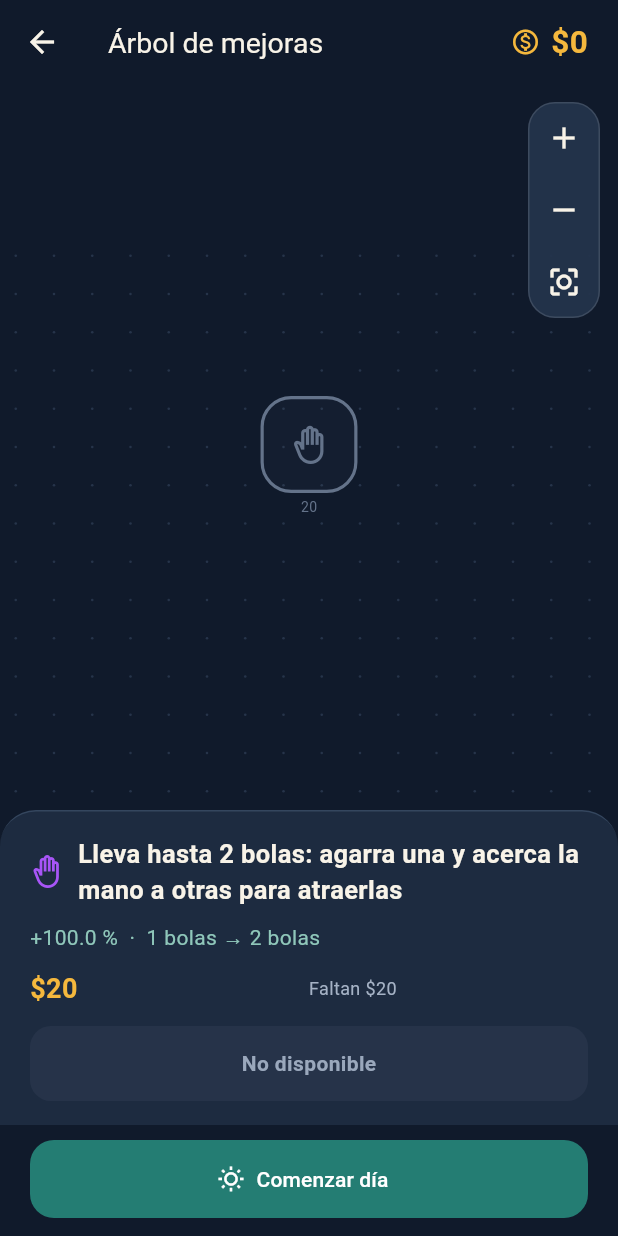
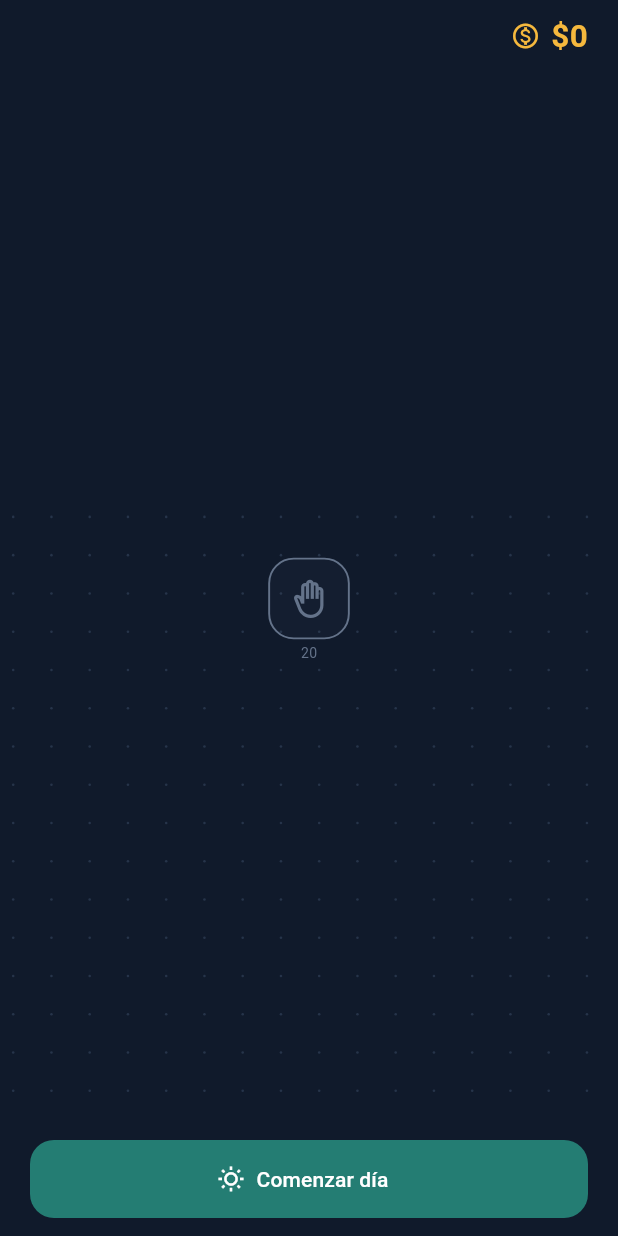
Before and after one commit to migdlp/incremental_hole_game, a Flutter app: the screen it shows after launch, after a tap on "Ir al árbol de mejoras", on a phone screen of 412 x 824 dp. Run offline on Flutter 3.47's test engine with Material 3 defaults, Android fonts, the phone set to English and light mode, and no system bars; our stand-ins replace shared_preferences; missing offline and left inert: flame.

Commit message:
feat: compactar el árbol y comprar en un segundo

```diff
--- a/lib/features/upgrades/domain/skill_tree.dart
+++ b/lib/features/upgrades/domain/skill_tree.dart
@@ -16,23 +16,23 @@ class SkillNode {
 class SkillTree {
   SkillTree(UpgradeCatalog catalog) {
     List<(double, double)> column(double x, double y, int count) => [
-      for (var i = 0; i < count; i++) (x, y + 180 * i),
+      for (var i = 0; i < count; i++) (x, y + 96 * i),
     ];
     final routes = {
-      'hand': [(1400.0, 150.0), ...column(2250, 400, 4)],
-      'generator': column(200, 400, 5),
-      'duration': column(520, 760, 5),
-      'double_spawn': [(200.0, 1360.0)],
-      'reward': column(950, 400, 5),
-      'sweep': [(1400.0, 400.0)],
-      'collection': column(1400, 580, 5),
-      'magnet': [(1720.0, 760.0)],
-      'attraction': column(1720, 940, 3),
-      'broom': [(2600.0, 580.0)],
-      'paddle': column(2600, 760, 5),
-      'broom_v': [(2920.0, 940.0)],
-      'robot': [(2920.0, 1120.0)],
-      'robot_speed': column(2920, 1300, 5),
+      'hand': [(352.0, 64.0), ...column(616, 168, 4)],
+      'generator': column(88, 168, 5),
+      'duration': column(176, 360, 5),
+      'double_spawn': [(88.0, 744.0)],
+      'reward': column(264, 168, 5),
+      'sweep': [(440.0, 168.0)],
+      'collection': column(440, 264, 5),
+      'magnet': [(528.0, 360.0)],
+      'attraction': column(528, 456, 3),
+      'broom': [(704.0, 264.0)],
+      'paddle': column(704, 360, 5),
+      'broom_v': [(792.0, 456.0)],
+      'robot': [(792.0, 552.0)],
+      'robot_speed': column(792, 648, 5),
     };
     for (final definition in catalog.definitions) {
       for (var i = 0; i < definition.levels.length; i++) {
--- a/lib/features/upgrades/presentation/skill_tree_screen.dart
+++ b/lib/features/upgrades/presentation/skill_tree_screen.dart
@@ -21,9 +21,9 @@ class _SkillTreeScreenState extends State<SkillTreeScreen>
   final transform = TransformationController();
   late final hold = AnimationController(
     vsync: this,
-    duration: const Duration(seconds: 3),
+    duration: const Duration(seconds: 1),
   )..addStatusListener(_holdStatus);
-  late SkillNode selected = tree.root;
+  SkillNode? selected;
   SkillNode? holding;
   int? activePointer;
   Offset? origin;
@@ -83,12 +83,12 @@ class _SkillTreeScreenState extends State<SkillTreeScreen>
     }
   }
 
-  void _down(PointerDownEvent event, SkillNode node) {
+  void _down(PointerDownEvent event, SkillNode node, {bool purchase = false}) {
     if (pointers.length > 1 || activePointer != null) return;
     activePointer = event.pointer;
     origin = event.position;
     moved = false;
-    if (selected.id == node.id && _canBuy(node)) {
+    if (purchase && selected?.id == node.id && _canBuy(node)) {
       holding = node;
       hold.forward(from: 0);
     }
@@ -109,35 +109,19 @@ class _SkillTreeScreenState extends State<SkillTreeScreen>
     activePointer = null;
     if (!cancel && !moved && pointers.length <= 1) {
       setState(() {
-        if (selected.id != node.id) announcement = null;
+        if (selected?.id != node.id) announcement = null;
         selected = node;
       });
     }
   }
 
   void _center(Size size, {SkillNode? node}) {
-    final target = node ?? selected;
+    final target = node ?? selected ?? tree.root;
     const scale = .85;
     transform.value = Matrix4.diagonal3Values(scale, scale, scale)
       ..setTranslationRaw(
         size.width / 2 - target.x * scale,
         size.height / 2 - target.y * scale,
-        0,
-      );
-  }
-
-  void _zoom(double factor) {
-    _cancel();
-    final size = viewport;
-    if (size == null) return;
-    final current = transform.value.getMaxScaleOnAxis();
-    final next = (current * factor).clamp(.35, 1.8);
-    final focal = Offset(size.width / 2, size.height / 2);
-    final scene = transform.toScene(focal);
-    transform.value = Matrix4.diagonal3Values(next, next, next)
-      ..setTranslationRaw(
-        focal.dx - scene.dx * next,
-        focal.dy - scene.dy * next,
         0,
       );
   }
@@ -159,7 +143,8 @@ class _SkillTreeScreenState extends State<SkillTreeScreen>
       backgroundColor: _background,
       appBar: AppBar(
         backgroundColor: _background,
-        title: const Text('Árbol de mejoras', style: TextStyle(fontSize: 19)),
+        automaticallyImplyLeading: false,
+        toolbarHeight: 48,
         actions: [
           const Icon(Icons.monetization_on_outlined, color: _gold, size: 20),
           Padding(
@@ -199,10 +184,22 @@ class _SkillTreeScreenState extends State<SkillTreeScreen>
               Expanded(
                 child: LayoutBuilder(
                   builder: (context, constraints) {
+                    final previousViewport = viewport;
                     viewport = constraints.biggest;
                     if (!initialized) {
                       initialized = true;
                       _center(viewport!, node: tree.root);
+                    } else if (previousViewport != null &&
+                        previousViewport != viewport) {
+                      final value = transform.value;
+                      transform.value = value.clone()
+                        ..setTranslationRaw(
+                          value.storage[12] +
+                              (viewport!.width - previousViewport.width) / 2,
+                          value.storage[13] +
+                              (viewport!.height - previousViewport.height) / 2,
+                          0,
+                        );
                     }
                     return Stack(
                       children: [
@@ -216,8 +213,8 @@ class _SkillTreeScreenState extends State<SkillTreeScreen>
                             minScale: .35,
                             maxScale: 1.8,
                             child: SizedBox(
-                              width: 3150,
-                              height: 2150,
+                              width: 880,
+                              height: 1120,
                               child: CustomPaint(
                                 painter: _TreePainter(visible, session.levels),
                                 child: Stack(
@@ -226,7 +223,7 @@ class _SkillTreeScreenState extends State<SkillTreeScreen>
                                       Positioned(
                                         key: ValueKey('position-${node.id}'),
                                         left: node.x - 40,
-                                        top: node.y - 40,
+                                        top: node.y - 32,
                                         child: TweenAnimationBuilder<double>(
                                           tween: Tween(begin: 0, end: 1),
                                           duration: const Duration(
@@ -245,47 +242,12 @@ class _SkillTreeScreenState extends State<SkillTreeScreen>
                             ),
                           ),
                         ),
-                        Positioned(
-                          right: 12,
-                          top: 12,
-                          child: DecoratedBox(
-                            decoration: BoxDecoration(
-                              color: const Color(0xf023334b),
-                              borderRadius: BorderRadius.circular(18),
-                              border: Border.all(color: Colors.white12),
-                            ),
-                            child: Column(
-                              mainAxisSize: MainAxisSize.min,
-                              children: [
-                                IconButton(
-                                  tooltip: 'Acercar',
-                                  onPressed: () => _zoom(1.25),
-                                  icon: const Icon(Icons.add),
-                                ),
-                                IconButton(
-                                  tooltip: 'Alejar',
-                                  onPressed: () => _zoom(.8),
-                                  icon: const Icon(Icons.remove),
-                                ),
-                                IconButton(
-                                  tooltip: 'Centrar selección',
-                                  onPressed: () {
-                                    _cancel();
-                                    _center(viewport!);
-                                  },
-                                  icon: const Icon(
-                                    Icons.center_focus_strong_outlined,
-                                  ),
-                                ),
-                              ],
-                            ),
-                          ),
-                        ),
                       ],
                     );
                   },
                 ),
               ),
+              if (selected != null)
                 ConstrainedBox(
                   constraints: BoxConstraints(
                     maxHeight: MediaQuery.sizeOf(context).height * .46,
@@ -324,7 +286,7 @@ class _SkillTreeScreenState extends State<SkillTreeScreen>
   Widget _node(SkillNode node) {
     final owned = node.owned(widget.session.levels);
     final affordable = _canBuy(node);
-    final isSelected = selected.id == node.id;
+    final isSelected = selected?.id == node.id;
     final typeColor = _typeColor(node);
     final color = owned
         ? typeColor
@@ -351,13 +313,12 @@ class _SkillTreeScreenState extends State<SkillTreeScreen>
           animation: hold,
           builder: (context, _) => SizedBox(
             width: 80,
-            height: 98,
             child: Column(
               children: [
                 AnimatedContainer(
                   duration: const Duration(milliseconds: 220),
-                  width: 76,
-                  height: 76,
+                  width: 64,
+                  height: 64,
                   decoration: BoxDecoration(
                     color: color.withValues(
                       alpha: owned
@@ -366,7 +327,7 @@ class _SkillTreeScreenState extends State<SkillTreeScreen>
                           ? .12
                           : .05,
                     ),
-                    borderRadius: BorderRadius.circular(24),
+                    borderRadius: BorderRadius.circular(20),
                     border: Border.all(
                       color: color,
                       width: isSelected ? 2.5 : 1.5,
@@ -425,7 +386,7 @@ class _SkillTreeScreenState extends State<SkillTreeScreen>
   }
 
   Widget _details() {
-    final node = selected;
+    final node = selected!;
     final owned = node.owned(widget.session.levels);
     final affordable = _canBuy(node);
     final current = node.level == 1
@@ -450,33 +411,18 @@ class _SkillTreeScreenState extends State<SkillTreeScreen>
         mainAxisSize: MainAxisSize.min,
         crossAxisAlignment: CrossAxisAlignment.start,
         children: [
-          Row(
-            children: [
-              Icon(
-                _icons[node.definition.id],
-                size: 22,
-                color: _typeColor(node),
-              ),
-              const SizedBox(width: 10),
-              Expanded(
-                child: Text(
-                  _description(node),
-                  style: const TextStyle(
-                    fontSize: 17,
-                    fontWeight: FontWeight.w600,
+          Tooltip(
+            message:
+                '${node.definition.name} · nivel ${node.level}. '
+                '${_description(node)}. '
+                '${_value(node, current)} → ${_value(node, next)}'
+                '${percentage == null ? '' : ' (+${percentage.toStringAsFixed(1)} %)'}',
+            child: Text.rich(
+              _summary(node),
+              key: const ValueKey('upgrade-summary'),
+              style: const TextStyle(fontSize: 17, fontWeight: FontWeight.w600),
             ),
           ),
-              ),
-            ],
-          ),
-          const SizedBox(height: 10),
-          if (percentage != null)
-            Text(
-              '+${percentage.toStringAsFixed(1)} %  ·  ${_value(node, current)} → ${_value(node, next)}',
-              style: const TextStyle(color: _mint, fontSize: 14),
-            ),
-          if (percentage == null && node.definition.unit != 'unlock')
-            Text(_value(node, next), style: const TextStyle(color: _mint)),
           const SizedBox(height: 10),
           Row(
             children: [
@@ -525,11 +471,11 @@ class _SkillTreeScreenState extends State<SkillTreeScreen>
               },
               child: Semantics(
                 label: affordable
-                    ? 'Mantén pulsado tres segundos para comprar'
+                    ? 'Mantén pulsado un segundo para comprar'
                     : 'Saldo insuficiente',
                 child: Listener(
                   key: const ValueKey('hold-purchase'),
-                  onPointerDown: (e) => _down(e, node),
+                  onPointerDown: (e) => _down(e, node, purchase: true),
                   onPointerMove: _move,
                   onPointerUp: (e) => _up(e, node),
                   onPointerCancel: (e) => _up(e, node, cancel: true),
@@ -557,9 +503,7 @@ class _SkillTreeScreenState extends State<SkillTreeScreen>
                             height: 50,
                             child: Center(
                               child: Text(
-                                affordable
-                                    ? 'Mantén pulsado · 3 s'
-                                    : 'No disponible',
+                                affordable ? 'Comprar · 1 s' : 'No disponible',
                                 style: TextStyle(
                                   color: affordable
                                       ? _gold
@@ -638,11 +582,51 @@ String _description(SkillNode node) => switch (node.definition.id) {
   _ => '',
 };
 
+TextSpan _summary(SkillNode node) {
+  final value = node.upgrade.value;
+  String number(double n) =>
+      n == n.roundToDouble() ? '${n.toInt()}' : n.toStringAsFixed(2);
+  final (before, amount, after) = switch (node.definition.id) {
+    'hand' => ('La mano agarra ', number(value), ' bolas.'),
+    'paddle' => ('La escoba abarca ', number(value * 4), ' u.'),
+    'collection' => ('Recoge monedas a ', number(value), ' u de distancia.'),
+    'magnet' || 'attraction' => ('El imán alcanza ', number(value), ' u.'),
+    'generator' => ('Genera ', number(1 / value), ' bolas/s.'),
+    'reward' => ('Cada bola da ', '\$${number(value)}', '.'),
+    'duration' => ('Produce durante ', number(value), ' s.'),
+    'robot_speed' => ('El robot avanza a ', number(value), ' u/s.'),
+    'double_spawn' => (
+      'El generador emite ',
+      number(value),
+      ' bolas a la vez.',
+    ),
+    'robot' => ('', '1 robot', ' empuja bolas al hoyo.'),
+    'broom' => ('', 'Desbloquea la escoba', ' para empujar bolas.'),
+    'broom_v' => ('', 'Transforma la escoba en V', ' para reunir bolas.'),
+    'sweep' => ('', 'Recoge deslizando', ' el dedo.'),
+    _ => ('', node.definition.name, '.'),
+  };
+  return TextSpan(
+    children: [
+      TextSpan(text: before),
+      TextSpan(
+        text: amount,
+        style: const TextStyle(
+          color: Color(0xff22c55e),
+          fontWeight: FontWeight.w800,
+        ),
+      ),
+      TextSpan(text: after),
+    ],
+  );
+}
+
 String _value(SkillNode node, double value) {
   String number(double n) => n == n.roundToDouble()
       ? '${n.toInt()}'
       : n.toStringAsFixed(n.abs() < 1 ? 2 : 1);
   return switch (node.definition.unit) {
+    'unlock' => value > 0 ? 'Desbloqueada' : 'Sin desbloquear',
     'seconds' => '${number(value)} s',
     'coins' => '\$${number(value)}/bola',
     'balls_per_spawn' => '${number(value)} bolas/emisión',
@@ -678,13 +662,43 @@ class _TreePainter extends CustomPainter {
           ..style = PaintingStyle.stroke;
         final start = Offset(parent.x, parent.y);
         final end = Offset(node.x, node.y);
-        final midY = (start.dy + end.dy) / 2;
-        canvas.drawPath(
-          Path()
-            ..moveTo(start.dx, start.dy)
-            ..cubicTo(start.dx, midY, end.dx, midY, end.dx, end.dy),
-          paint,
+        // Cross-branch dependencies use empty corridors instead of crossing nodes.
+        final bends = switch ((id, node.id)) {
+          ('generator:3', 'double_spawn:1') => [
+            Offset(32, start.dy),
+            Offset(32, end.dy),
+          ],
+          ('paddle:3', 'double_spawn:1') => [
+            Offset(660, start.dy),
+            const Offset(660, 840),
+            const Offset(88, 840),
+          ],
+          ('sweep:1', 'robot:1') => [
+            const Offset(440, 216),
+            const Offset(748, 216),
+            Offset(748, end.dy),
+          ],
+          _ => <Offset>[],
+        };
+        final points = [start, ...bends, end];
+        final firstDirection =
+            (points[1] - start) / (points[1] - start).distance;
+        final lastDirection =
+            (end - points[points.length - 2]) /
+            (end - points[points.length - 2]).distance;
+        final path = Path()
+          ..moveTo(
+            start.dx + firstDirection.dx * 36,
+            start.dy + firstDirection.dy * 36,
           );
+        for (final bend in bends) {
+          path.lineTo(bend.dx, bend.dy);
+        }
+        path.lineTo(
+          end.dx - lastDirection.dx * 36,
+          end.dy - lastDirection.dy * 36,
+        );
+        canvas.drawPath(path, paint);
       }
     }
   }
```
Also changed, not shown: 7 other files. Lines whose indentation alone changed are shown as unchanged.
